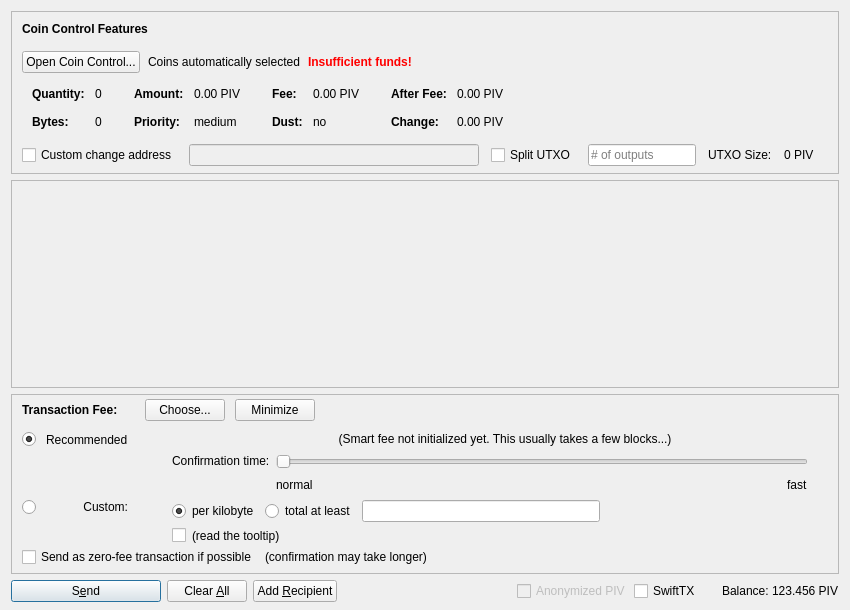
First picture: the form in src/qt/forms/sendcoinsdialog.ui, repository eons-finance/ALQO, before the edit.
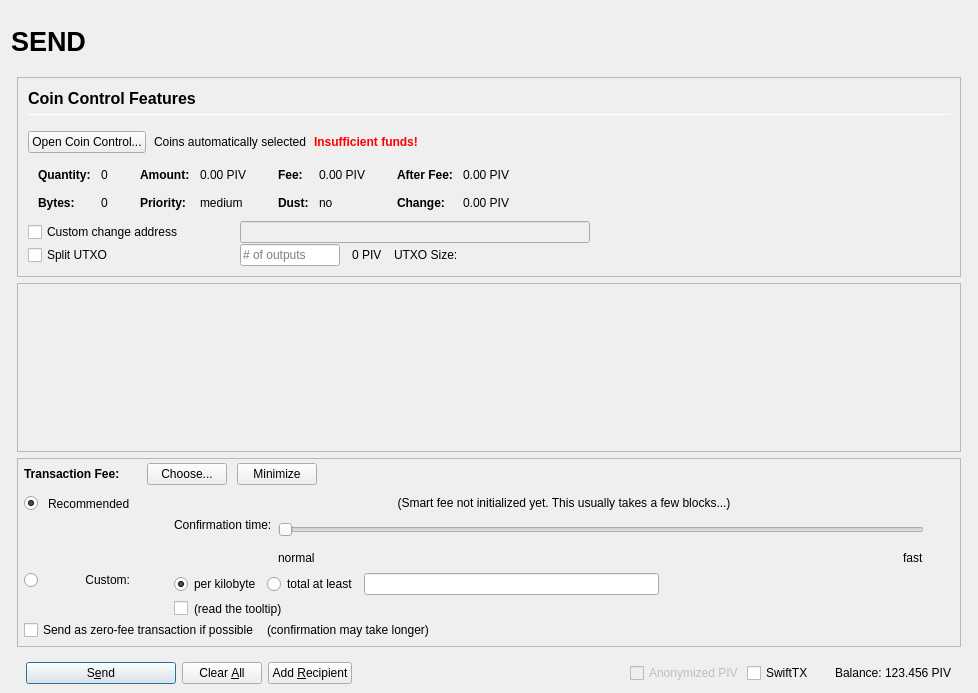
Second picture: the form after the edit. Icons and pictures are not drawn. Custom widgets are drawn as their Qt base class.

Commit message: [UI] Re-design with vertical tabs

Diff of the .ui file:
```diff
--- a/src/qt/forms/sendcoinsdialog.ui
+++ b/src/qt/forms/sendcoinsdialog.ui
@@ -6,16 +6,148 @@
    <rect>
     <x>0</x>
     <y>0</y>
-    <width>850</width>
-    <height>610</height>
+    <width>978</width>
+    <height>693</height>
    </rect>
   </property>
   <property name="windowTitle">
    <string>Send Coins</string>
   </property>
-  <layout class="QVBoxLayout" name="verticalLayout" stretch="0,1,0,0">
+  <layout class="QVBoxLayout" name="verticalLayout" stretch="0">
    <property name="bottomMargin">
-    <number>8</number>
+    <number>9</number>
+   </property>
+   <item>
+    <layout class="QVBoxLayout" name="verticalLayout_Master" stretch="0,1">
+     <property name="spacing">
+      <number>0</number>
+     </property>
+     <property name="leftMargin">
+      <number>0</number>
+     </property>
+     <property name="topMargin">
+      <number>0</number>
+     </property>
+     <property name="rightMargin">
+      <number>0</number>
+     </property>
+     <property name="bottomMargin">
+      <number>0</number>
+     </property>
+     <item>
+      <widget class="QFrame" name="frame_Header">
+       <layout class="QVBoxLayout" name="verticalLayout_Header" stretch="0">
+        <property name="leftMargin">
+         <number>0</number>
+        </property>
+        <property name="topMargin">
+         <number>0</number>
+        </property>
+        <property name="rightMargin">
+         <number>0</number>
+        </property>
+        <property name="bottomMargin">
+         <number>0</number>
+        </property>
+        <item>
+         <layout class="QHBoxLayout" name="horizontalLayout_Header" stretch="1,0,1">
+          <property name="spacing">
+           <number>6</number>
+          </property>
+          <item>
+           <widget class="QLabel" name="labelOverviewHeaderLeft">
+            <property name="minimumSize">
+             <size>
+              <width>464</width>
+              <height>60</height>
+             </size>
+            </property>
+            <property name="maximumSize">
+             <size>
+              <width>16777215</width>
+              <height>60</height>
+             </size>
+            </property>
+            <property name="font">
+             <font>
+              <pointsize>20</pointsize>
+              <weight>75</weight>
+              <bold>true</bold>
+             </font>
+            </property>
+            <property name="text">
+             <string>SEND</string>
+            </property>
+            <property name="alignment">
+             <set>Qt::AlignLeading|Qt::AlignLeft|Qt::AlignVCenter</set>
+            </property>
+           </widget>
+          </item>
+          <item>
+           <spacer name="horizontalSpacer_Header">
+            <property name="orientation">
+             <enum>Qt::Horizontal</enum>
+            </property>
+            <property name="sizeHint" stdset="0">
+             <size>
+              <width>40</width>
+              <height>20</height>
+             </size>
+            </property>
+           </spacer>
+          </item>
+          <item>
+           <widget class="QLabel" name="labelOverviewHeaderRight">
+            <property name="minimumSize">
+             <size>
+              <width>464</width>
+              <height>60</height>
+             </size>
+            </property>
+            <property name="maximumSize">
+             <size>
+              <width>16777215</width>
+              <height>60</height>
+             </size>
+            </property>
+            <property name="font">
+             <font>
+              <pointsize>14</pointsize>
+             </font>
+            </property>
+            <property name="text">
+             <string/>
+            </property>
+            <property name="alignment">
+             <set>Qt::AlignRight|Qt::AlignTrailing|Qt::AlignVCenter</set>
+            </property>
+           </widget>
+          </item>
+         </layout>
+        </item>
+       </layout>
+      </widget>
+     </item>
+     <item>
+      <widget class="QFrame" name="frame_BG">
+       <property name="minimumSize">
+        <size>
+         <width>0</width>
+         <height>0</height>
+        </size>
+       </property>
+       <layout class="QVBoxLayout" name="layout_BG" stretch="0,0,0,0">
+        <property name="leftMargin">
+         <number>6</number>
+        </property>
+        <property name="topMargin">
+         <number>6</number>
+        </property>
+        <property name="rightMargin">
+         <number>6</number>
+        </property>
+        <property name="bottomMargin">
+         <number>0</number>
    </property>
    <item>
     <widget class="QFrame" name="frameCoinControl">
@@ -51,12 +183,13 @@
        <number>0</number>
       </property>
       <property name="bottomMargin">
-       <number>6</number>
+            <number>0</number>
       </property>
       <item>
-       <layout class="QVBoxLayout" name="verticalLayoutCoinControl" stretch="0,0,0,0,1">
+            <widget class="QFrame" name="frameCoinControl_BG">
+             <layout class="QVBoxLayout" name="verticalLayoutCoinControl" stretch="0,0,0,0,0,0">
         <property name="spacing">
-         <number>0</number>
+               <number>1</number>
         </property>
         <property name="leftMargin">
          <number>10</number>
@@ -70,6 +203,11 @@
            <number>15</number>
           </property>
           <item>
+                 <layout class="QVBoxLayout" name="verticalLayout_3">
+                  <property name="spacing">
+                   <number>6</number>
+                  </property>
+                  <item>
            <widget class="QLabel" name="labelCoinControlFeatures">
             <property name="sizePolicy">
              <sizepolicy hsizetype="Preferred" vsizetype="Maximum">
@@ -77,8 +215,15 @@
               <verstretch>0</verstretch>
              </sizepolicy>
             </property>
+                    <property name="minimumSize">
+                     <size>
+                      <width>0</width>
+                      <height>20</height>
+                     </size>
+                    </property>
             <property name="font">
              <font>
+                      <pointsize>12</pointsize>
               <weight>75</weight>
               <bold>true</bold>
              </font>
@@ -91,6 +236,27 @@
             </property>
            </widget>
           </item>
+                  <item>
+                   <widget class="Line" name="line">
+                    <property name="minimumSize">
+                     <size>
+                      <width>0</width>
+                      <height>1</height>
+                     </size>
+                    </property>
+                    <property name="maximumSize">
+                     <size>
+                      <width>16777215</width>
+                      <height>1</height>
+                     </size>
+                    </property>
+                    <property name="orientation">
+                     <enum>Qt::Horizontal</enum>
+                    </property>
+                   </widget>
+                  </item>
+                 </layout>
+                </item>
          </layout>
         </item>
         <item>
@@ -528,7 +694,7 @@
          </widget>
         </item>
         <item>
-         <layout class="QHBoxLayout" name="horizontalLayoutCoinControl4" stretch="0,0,0,0,0,0,0">
+               <layout class="QHBoxLayout" name="horizontalLayoutCoinControl4">
           <property name="spacing">
            <number>12</number>
           </property>
@@ -536,13 +702,31 @@
            <enum>QLayout::SetDefaultConstraint</enum>
           </property>
           <property name="topMargin">
-           <number>5</number>
+                 <number>0</number>
           </property>
           <property name="rightMargin">
-           <number>5</number>
+                 <number>0</number>
           </property>
           <item>
            <widget class="QCheckBox" name="checkBoxCoinControlChange">
+                  <property name="sizePolicy">
+                   <sizepolicy hsizetype="Preferred" vsizetype="Preferred">
+                    <horstretch>0</horstretch>
+                    <verstretch>0</verstretch>
+                   </sizepolicy>
+                  </property>
+                  <property name="minimumSize">
+                   <size>
+                    <width>200</width>
+                    <height>0</height>
+                   </size>
+                  </property>
+                  <property name="maximumSize">
+                   <size>
+                    <width>200</width>
+                    <height>16777215</height>
+                   </size>
+                  </property>
             <property name="toolTip">
              <string>If this is activated, but the change address is empty or invalid, change will be sent to a newly generated address.</string>
             </property>
@@ -557,15 +741,71 @@
              <bool>false</bool>
             </property>
             <property name="sizePolicy">
-             <sizepolicy hsizetype="Expanding" vsizetype="Fixed">
+                   <sizepolicy hsizetype="Preferred" vsizetype="Preferred">
               <horstretch>0</horstretch>
               <verstretch>0</verstretch>
              </sizepolicy>
             </property>
-           </widget>
-          </item>
+                  <property name="minimumSize">
+                   <size>
+                    <width>300</width>
+                    <height>0</height>
+                   </size>
+                  </property>
+                 </widget>
+                </item>
+                <item>
+                 <widget class="QLabel" name="labelCoinControlChangeLabel">
+                  <property name="sizePolicy">
+                   <sizepolicy hsizetype="Preferred" vsizetype="Preferred">
+                    <horstretch>0</horstretch>
+                    <verstretch>0</verstretch>
+                   </sizepolicy>
+                  </property>
+                  <property name="minimumSize">
+                   <size>
+                    <width>100</width>
+                    <height>0</height>
+                   </size>
+                  </property>
+                  <property name="text">
+                   <string/>
+                  </property>
+                  <property name="margin">
+                   <number>3</number>
+                  </property>
+                 </widget>
+                </item>
+               </layout>
+              </item>
+              <item>
+               <layout class="QHBoxLayout" name="horizontalLayoutCoinControl6">
+                <property name="spacing">
+                 <number>12</number>
+                </property>
+                <property name="rightMargin">
+                 <number>0</number>
+                </property>
           <item>
            <widget class="QCheckBox" name="splitBlockCheckBox">
+                  <property name="sizePolicy">
+                   <sizepolicy hsizetype="Preferred" vsizetype="Preferred">
+                    <horstretch>0</horstretch>
+                    <verstretch>0</verstretch>
+                   </sizepolicy>
+                  </property>
+                  <property name="minimumSize">
+                   <size>
+                    <width>200</width>
+                    <height>0</height>
+                   </size>
+                  </property>
+                  <property name="maximumSize">
+                   <size>
+                    <width>200</width>
+                    <height>16777215</height>
+                   </size>
+                  </property>
             <property name="text">
              <string>Split UTXO</string>
             </property>
@@ -574,23 +814,28 @@
           <item>
            <widget class="QLineEdit" name="splitBlockLineEdit">
             <property name="sizePolicy">
-             <sizepolicy hsizetype="Fixed" vsizetype="Fixed">
+                   <sizepolicy hsizetype="Preferred" vsizetype="Preferred">
               <horstretch>50</horstretch>
               <verstretch>0</verstretch>
              </sizepolicy>
             </property>
+                  <property name="minimumSize">
+                   <size>
+                    <width>100</width>
+                    <height>0</height>
+                   </size>
+                  </property>
+                  <property name="maximumSize">
+                   <size>
+                    <width>100</width>
+                    <height>16777215</height>
+                   </size>
+                  </property>
             <property name="placeholderText">
              <string># of outputs</string>
             </property>
            </widget>
           </item>
-          <item>
-           <widget class="QLabel" name="labelBlockSizeText">
-            <property name="text">
-             <string>UTXO Size:</string>
-            </property>
-           </widget>
-          </item>
           <item>
            <widget class="QLabel" name="labelBlockSize">
             <property name="text">
@@ -599,27 +844,25 @@
            </widget>
           </item>
           <item>
-           <widget class="QLabel" name="labelCoinControlChangeLabel">
-            <property name="sizePolicy">
-             <sizepolicy hsizetype="Preferred" vsizetype="Expanding">
-              <horstretch>0</horstretch>
-              <verstretch>0</verstretch>
-             </sizepolicy>
-            </property>
-            <property name="minimumSize">
-             <size>
-              <width>0</width>
-              <height>0</height>
-             </size>
-            </property>
+                 <widget class="QLabel" name="labelBlockSizeText">
             <property name="text">
-             <string/>
-            </property>
-            <property name="margin">
-             <number>3</number>
+                   <string>UTXO Size:</string>
             </property>
            </widget>
           </item>
+                <item>
+                 <spacer name="horizontalSpacer_7">
+                  <property name="orientation">
+                   <enum>Qt::Horizontal</enum>
+                  </property>
+                  <property name="sizeHint" stdset="0">
+                   <size>
+                    <width>40</width>
+                    <height>20</height>
+                   </size>
+                  </property>
+                 </spacer>
+                </item>
          </layout>
         </item>
         <item>
@@ -636,6 +879,7 @@
          </spacer>
         </item>
        </layout>
+            </widget>
       </item>
      </layout>
     </widget>
@@ -650,8 +894,8 @@
        <rect>
         <x>0</x>
         <y>0</y>
-        <width>830</width>
-        <height>95</height>
+             <width>944</width>
+             <height>68</height>
        </rect>
       </property>
       <layout class="QVBoxLayout" name="verticalLayout_2" stretch="0,1">
@@ -733,11 +977,14 @@
          <number>0</number>
         </property>
         <property name="leftMargin">
-         <number>10</number>
+              <number>6</number>
         </property>
         <property name="topMargin">
          <number>0</number>
         </property>
+             <property name="rightMargin">
+              <number>6</number>
+             </property>
         <item>
          <layout class="QHBoxLayout" name="horizontalLayoutFee1">
           <property name="bottomMargin">
@@ -1083,6 +1330,12 @@
                    </property>
                    <item>
                     <widget class="QSlider" name="sliderSmartFee">
+                          <property name="minimumSize">
+                           <size>
+                            <width>0</width>
+                            <height>24</height>
+                           </size>
+                          </property>
                      <property name="minimum">
                       <number>0</number>
                      </property>
@@ -1299,7 +1552,11 @@
     </widget>
    </item>
    <item>
+         <widget class="QFrame" name="frame_Send">
     <layout class="QHBoxLayout" name="horizontalLayout">
+           <property name="bottomMargin">
+            <number>0</number>
+           </property>
      <item>
       <widget class="QPushButton" name="sendButton">
        <property name="minimumSize">
@@ -1437,6 +1694,12 @@
         </widget>
        </item>
       </layout>
+           </item>
+          </layout>
+         </widget>
+        </item>
+       </layout>
+      </widget>
      </item>
     </layout>
    </item>
```
Lines whose indentation alone changed are shown as unchanged. The commit also changes 24 other files.
